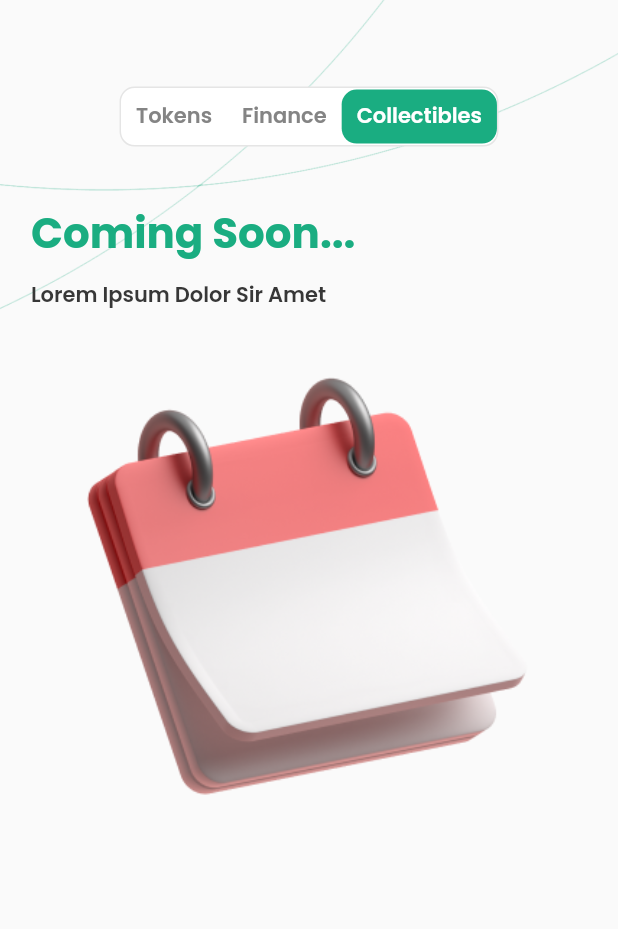
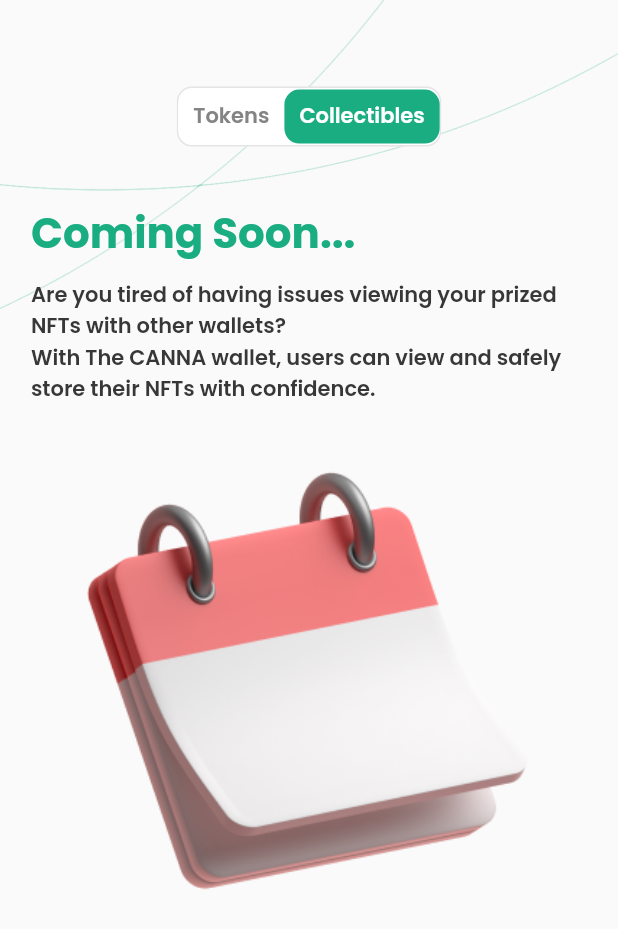
Before and after one commit to PrincePRS/canawallet, a Flutter app: the WalletScreen screen opened directly, after a tap on "Collectibles", on a phone screen of 412 x 824 dp. Shown: the top 929 px of the screen. Run offline on Flutter 3.47's test engine with Material 2 defaults, Android fonts, the phone set to English and light mode, and no system bars; our stand-ins replace cached_network_image, carousel_slider, decimal, fl_chart, font_awesome_flutter, get and 9 more; missing offline and left inert: bip32, bip39, clipboard, coingecko_dart, flutter_card_swipper, qr_code_scanner and 2 more; accounts and stored records are empty; project files that could hold a hidden picture were left out.

Commit message:
remove finance tab

```diff
--- a/lib/language/en_us.dart
+++ b/lib/language/en_us.dart
@@ -62,7 +62,7 @@
   'cancel': 'Cancel',
   'security': 'Security',
   'join_community' : 'Join Community',
-  'help_center' : 'Help Center',
+  'help_center' : 'Help Centre',
   'walletconnect': 'WalletConnect',
   'pincode' : 'Pin Code',
   'enter_passcode': 'Enter your passcode',
--- a/lib/screens/browser/browser_screen.dart
+++ b/lib/screens/browser/browser_screen.dart
@@ -27,7 +27,7 @@
             ),
             Text('coming_soon'.tr, style: TextStyle(fontFamily: Strings.fBold, fontSize: 28, color: color.btnPrimaryColor)),
             SizedBox(height: 10),
-            Text('Lorem Ipsum Dolor Sir Amet', style: TextStyle(fontFamily: Strings.fSemiBold, fontSize: 14, color: color.foreColor)),
+            Text('The CANNA wallet will support numerous DApps such as the Kingswap and Pancake DEX.\nThis will facilitate the smooth integration of the CANNA wallet with the Ethereum and BSC DeFi ecosystem.', style: TextStyle(fontFamily: Strings.fSemiBold, fontSize: 14, color: color.foreColor)),
             Image.asset('assets/images/coming1.png')
           ],
         ),
--- a/lib/screens/wallet/buy_screen.dart
+++ b/lib/screens/wallet/buy_screen.dart
@@ -1,3 +1,4 @@
+import 'package:cancoin_wallet/provider/token_provider.dart';
 import 'package:flutter/material.dart';
 import 'package:get/get.dart';
 import 'package:cancoin_wallet/global.dart';
@@ -48,7 +49,7 @@
           ),
           Expanded(
             child: WebView(
-              initialUrl: 'https://app2.kingswap.exchange/#/swap',
+              initialUrl: context.watch<TokenProvider>().curNetwork == 1 ? 'https://pancakeswap.finance/swap' : 'https://app2.kingswap.exchange/#/swap' ,
               javascriptMode: JavascriptMode.unrestricted,
               onProgress: (val){
                 setState(() {
--- a/lib/screens/wallet/wallet_collect.dart
+++ b/lib/screens/wallet/wallet_collect.dart
@@ -39,7 +39,7 @@
           children: [
             Text('coming_soon'.tr, style: TextStyle(fontFamily: Strings.fBold, fontSize: 28, color: color.btnPrimaryColor)),
             SizedBox(height: 10),
-            Text('Lorem Ipsum Dolor Sir Amet', style: TextStyle(fontFamily: Strings.fSemiBold, fontSize: 14, color: color.foreColor)),
+            Text('Are you tired of having issues viewing your prized NFTs with other wallets? \nWith The CANNA wallet, users can view and safely store their NFTs with confidence.',  style: TextStyle(fontFamily: Strings.fSemiBold, fontSize: 14, color: color.foreColor)),
             Image.asset('assets/images/coming2.png')
           ],
         ),
--- a/lib/screens/wallet/wallet_screen.dart
+++ b/lib/screens/wallet/wallet_screen.dart
@@ -16,7 +16,7 @@
 class _WalletScreenState extends State<WalletScreen> {
   int btnState = 0;
 
-  List<String> tokensTaps = ['Tokens', 'Finance', 'Collectibles'];
+  List<String> tokensTaps = ['Tokens', 'Collectibles'];
 
   @override
   void initState() {
@@ -51,7 +51,7 @@
                     ),
                     child: Row(
                       mainAxisAlignment: MainAxisAlignment.spaceBetween,
-                      children: List.generate(3 , (index) => ElevatedButton(
+                      children: List.generate(2 , (index) => ElevatedButton(
                         child:  Text(tokensTaps[index], style: TextStyle(fontFamily: Strings.fSemiBold, fontSize: 14, color: (index == this.btnState) ? color.backColor : color.contrastTextColor,)),
                         onPressed: () {
                           setState(() {
@@ -70,7 +70,7 @@
                 ]
               ),
               SizedBox(height: 20),
-              btnState == 0 ? WalletToken() : ( btnState == 1 ? WalletFinance() : WalletCollect())
+              btnState == 0 ? WalletToken() : WalletCollect()
             ],
           ),
         )
--- a/lib/screens/wallet/wallet_tokens.dart
+++ b/lib/screens/wallet/wallet_tokens.dart
@@ -305,6 +305,7 @@
                         child: InkWell(
                           onTap: (){
                             Get.toNamed(PageNames.buy);
+
                           },
                           child: Padding(
                             padding: const EdgeInsets.all(10),
--- a/pubspec.yaml
+++ b/pubspec.yaml
@@ -15,7 +15,7 @@
 # In iOS, build-name is used as CFBundleShortVersionString while build-number used as CFBundleVersion.
 # Read more about iOS versioning at
 # https://developer.apple.com/library/archive/documentation/General/Reference/InfoPlistKeyReference/Articles/CoreFoundationKeys.html
-version: 1.0.0+3
+version: 1.0.0+4
 
 environment:
   sdk: ">=2.12.0 <3.0.0"
@@ -60,7 +60,7 @@
   cupertino_icons: ^1.0.2
 
 dev_dependencies:
-  flutter_launcher_icons: ^0.9.0
+  flutter_launcher_icons: ^0.9.2
   flutter_test:
     sdk: flutter
 
@@ -102,4 +102,4 @@
 flutter_icons:
   android: "launcher_icon"
   ios: true
-  image_path: "assets/images/king_icon.png"
+  image_path: "assets/images/logo.png"
```
Also changed, not shown: assets/images/coin-circle.png (deleted), assets/images/king-circle.png (deleted), assets/images/king_icon.png (deleted), assets/images/letsswap-circle.png (deleted), assets/images/locked-circle.png (deleted), assets/images/logo.png (added), assets/images/opened-circle.png (deleted), pubspec.lock, 22 other files.
